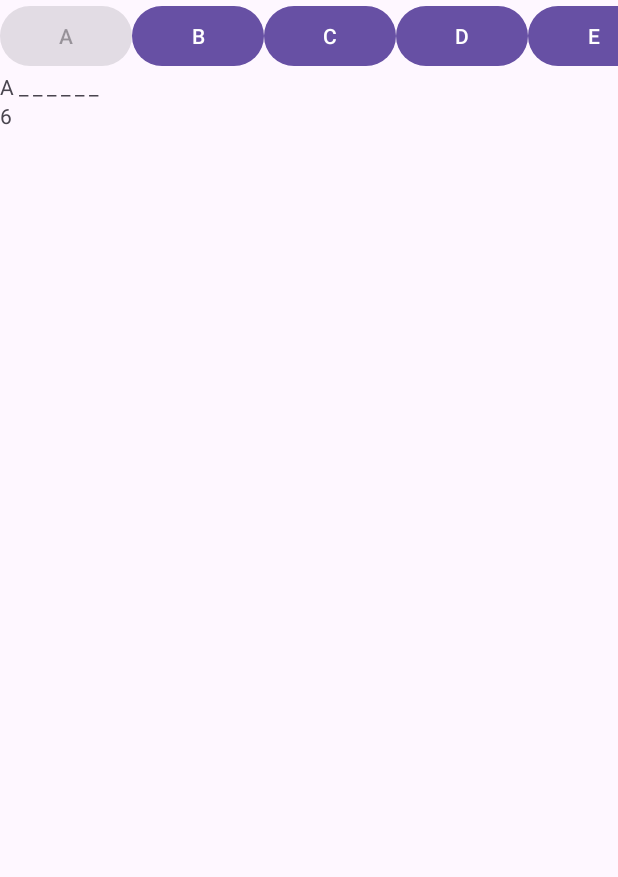
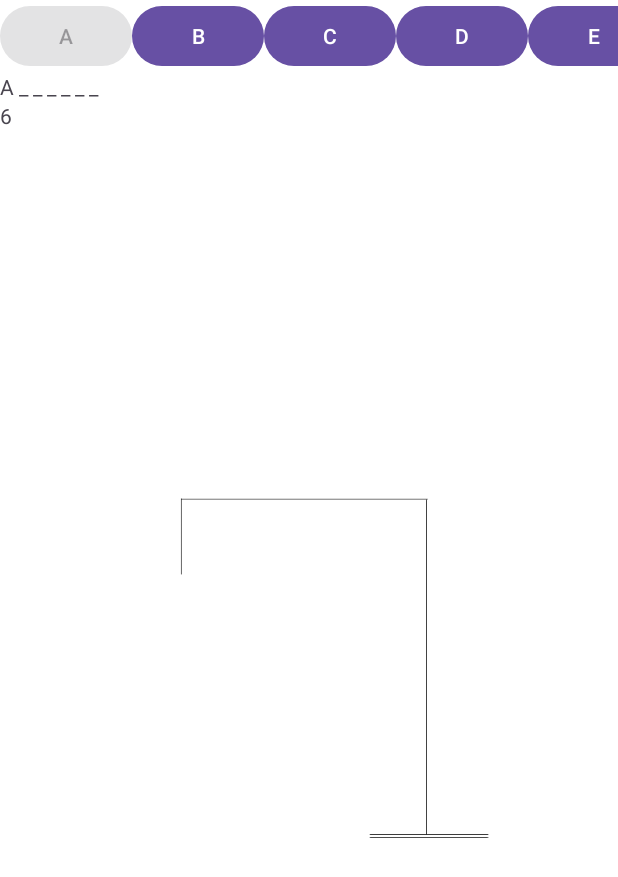
Before and after one commit to kathlynfs/GAS-Hangman, an Android app: the screen it shows after launch (MainActivity), after a tap on an icon or button, on a phone screen of 412 x 824 dp. Shown: the top 877 px of the screen. Run offline under Robolectric (Android 15) with nearby library versions, the phone set to English and light mode, and no system bars.

Commit message:
visuals for hangman added

```diff
--- a/app/src/main/java/com/example/gashangman/HangmanFragment.kt
+++ b/app/src/main/java/com/example/gashangman/HangmanFragment.kt
@@ -46,12 +46,31 @@ class HangmanFragment : Fragment() {
     override fun onViewCreated(view: View, savedInstanceState: Bundle?) {
         super.onViewCreated(view, savedInstanceState)
         printWordAndLives()
+        binding.imageView.apply {
+            setImageResource(R.drawable.hangman_state_6_lives)
+        }
         val model: SharedViewModel by activityViewModels()
         model.getChar().observe(viewLifecycleOwner, Observer<Char> { input ->
             if (!keyboardPressed[input - 'A'] and !word.contains(input)) {
                 lives -= 1
+            }
 
+            binding.imageView.apply{
+                if (lives == 5) {
+                    setImageResource(R.drawable.hangman_state_5_lives)
+                } else if (lives == 4) {
+                    setImageResource(R.drawable.hangman_state_4_lives)
+                } else if (lives == 3) {
+                    setImageResource(R.drawable.hangman_state_3_lives)
+                } else if (lives == 2) {
+                    setImageResource(R.drawable.hangman_state_2_lives)
+                } else if (lives == 1) {
+                    setImageResource(R.drawable.hangman_state_1_lives)
+                } else if (lives <= 0) {
+                    setImageResource(R.drawable.hangman_state_0_lives)
+                }
             }
+
             keyboardPressed[input - 'A'] = true
 
             printWordAndLives()
--- a/app/src/main/res/layout/activity_main.xml
+++ b/app/src/main/res/layout/activity_main.xml
@@ -4,6 +4,7 @@
     android:layout_width="match_parent"
     android:layout_height="match_parent"
     android:orientation="vertical"
+    android:background="@color/white"
     tools:context=".MainActivity">
     <androidx.fragment.app.FragmentContainerView
         android:id="@+id/keyboard_fragment_container"
--- a/app/src/main/res/layout/fragment_hangman.xml
+++ b/app/src/main/res/layout/fragment_hangman.xml
@@ -1,5 +1,7 @@
 <?xml version="1.0" encoding="utf-8"?>
 <LinearLayout xmlns:android="http://schemas.android.com/apk/res/android"
+    xmlns:app="http://schemas.android.com/apk/res-auto"
+    xmlns:tools="http://schemas.android.com/tools"
     android:orientation="vertical"
     android:layout_width="match_parent"
     android:layout_height="match_parent">
@@ -10,4 +12,11 @@
         android:layout_width="wrap_content"
         android:layout_height="wrap_content"
         android:text="6"/>
+
+    <ImageView
+        android:id="@+id/imageView"
+        android:layout_width="wrap_content"
+        android:layout_height="wrap_content"
+        tools:srcCompat="@drawable/hangman_state_6_lives" />
+
 </LinearLayout>
```
Also changed, not shown: app/src/main/res/drawable/hangman_state_0_lives.png (added), app/src/main/res/drawable/hangman_state_1_lives.png (added), app/src/main/res/drawable/hangman_state_2_lives.png (added), app/src/main/res/drawable/hangman_state_3_lives.png (added), app/src/main/res/drawable/hangman_state_4_lives.png (added), app/src/main/res/drawable/hangman_state_5_lives.png (added), app/src/main/res/drawable/hangman_state_6_lives.png (added).
